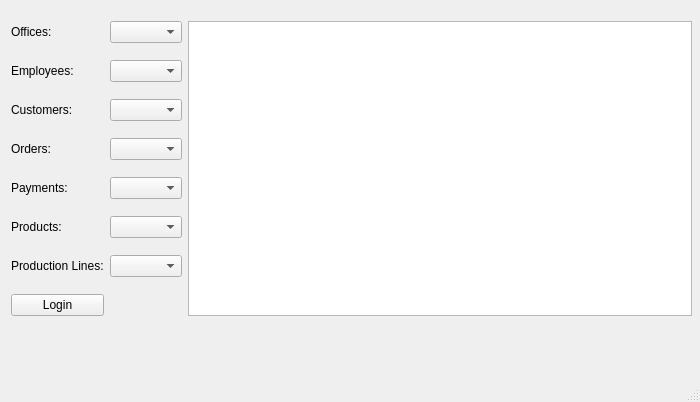
Old version of the form qt_app/mainwindow.ui in the repository mehmetrizaoz/5_product_line_automation.
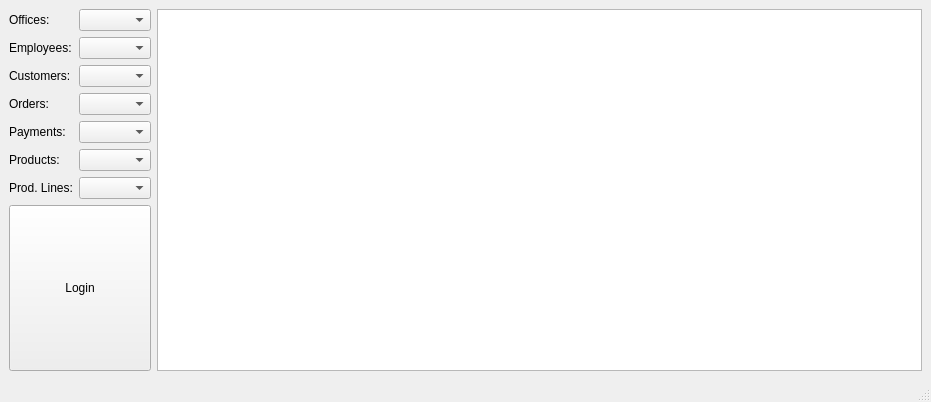
New version of the form.

Commit message: widgets properties updated

What changed in the file:
```diff
--- a/qt_app/mainwindow.ui
+++ b/qt_app/mainwindow.ui
@@ -6,58 +6,41 @@
    <rect>
     <x>0</x>
     <y>0</y>
-    <width>700</width>
+    <width>931</width>
     <height>402</height>
    </rect>
   </property>
+  <property name="sizePolicy">
+   <sizepolicy hsizetype="Expanding" vsizetype="Expanding">
+    <horstretch>0</horstretch>
+    <verstretch>0</verstretch>
+   </sizepolicy>
+  </property>
   <property name="windowTitle">
    <string>MainWindow</string>
   </property>
   <widget class="QWidget" name="centralwidget">
-   <widget class="QWidget" name="">
-    <property name="geometry">
-     <rect>
-      <x>11</x>
-      <y>10</y>
-      <width>681</width>
-      <height>320</height>
-     </rect>
-    </property>
     <layout class="QGridLayout" name="gridLayout">
-     <item row="6" column="0">
-      <widget class="QLabel" name="label_7">
-       <property name="text">
-        <string>Production Lines:</string>
-       </property>
-      </widget>
-     </item>
-     <item row="5" column="1">
-      <widget class="QComboBox" name="comboBox_6"/>
-     </item>
-     <item row="6" column="1">
-      <widget class="QComboBox" name="comboBox_7"/>
-     </item>
-     <item row="4" column="0">
-      <widget class="QLabel" name="label_5">
-       <property name="text">
-        <string>Payments:</string>
-       </property>
-      </widget>
-     </item>
      <item row="0" column="0">
-      <widget class="QLabel" name="label">
+     <widget class="QLabel" name="label_10">
+      <property name="sizePolicy">
+       <sizepolicy hsizetype="Fixed" vsizetype="Fixed">
+        <horstretch>0</horstretch>
+        <verstretch>0</verstretch>
+       </sizepolicy>
+      </property>
        <property name="text">
         <string>Offices:</string>
        </property>
       </widget>
      </item>
      <item row="0" column="1">
-      <widget class="QComboBox" name="comboBox"/>
-     </item>
-     <item row="7" column="0">
-      <widget class="QPushButton" name="pushButton_6">
-       <property name="text">
-        <string>Login</string>
+     <widget class="QComboBox" name="comboBox_01">
+      <property name="sizePolicy">
+       <sizepolicy hsizetype="Preferred" vsizetype="Fixed">
+        <horstretch>0</horstretch>
+        <verstretch>0</verstretch>
+       </sizepolicy>
        </property>
       </widget>
      </item>
@@ -66,51 +49,168 @@
        <property name="enabled">
         <bool>true</bool>
        </property>
-      </widget>
-     </item>
-     <item row="4" column="1">
-      <widget class="QComboBox" name="comboBox_5"/>
-     </item>
-     <item row="5" column="0">
-      <widget class="QLabel" name="label_6">
-       <property name="text">
-        <string>Products:</string>
+      <property name="sizePolicy">
+       <sizepolicy hsizetype="Expanding" vsizetype="Expanding">
+        <horstretch>0</horstretch>
+        <verstretch>0</verstretch>
+       </sizepolicy>
        </property>
       </widget>
      </item>
-     <item row="3" column="0">
-      <widget class="QLabel" name="label_4">
+    <item row="1" column="0">
+     <widget class="QLabel" name="label_14">
+      <property name="sizePolicy">
+       <sizepolicy hsizetype="Fixed" vsizetype="Fixed">
+        <horstretch>0</horstretch>
+        <verstretch>0</verstretch>
+       </sizepolicy>
+      </property>
        <property name="text">
-        <string>Orders:</string>
+       <string>Employees:</string>
        </property>
       </widget>
      </item>
      <item row="1" column="1">
-      <widget class="QComboBox" name="comboBox_2"/>
-     </item>
-     <item row="2" column="1">
-      <widget class="QComboBox" name="comboBox_3"/>
-     </item>
-     <item row="3" column="1">
-      <widget class="QComboBox" name="comboBox_4"/>
+     <widget class="QComboBox" name="comboBox_02">
+      <property name="sizePolicy">
+       <sizepolicy hsizetype="Preferred" vsizetype="Fixed">
+        <horstretch>0</horstretch>
+        <verstretch>0</verstretch>
+       </sizepolicy>
+      </property>
+     </widget>
      </item>
      <item row="2" column="0">
-      <widget class="QLabel" name="label_2">
+     <widget class="QLabel" name="label_11">
+      <property name="sizePolicy">
+       <sizepolicy hsizetype="Fixed" vsizetype="Fixed">
+        <horstretch>0</horstretch>
+        <verstretch>0</verstretch>
+       </sizepolicy>
+      </property>
        <property name="text">
         <string>Customers:</string>
        </property>
       </widget>
      </item>
-     <item row="1" column="0">
-      <widget class="QLabel" name="label_3">
+    <item row="2" column="1">
+     <widget class="QComboBox" name="comboBox_03">
+      <property name="sizePolicy">
+       <sizepolicy hsizetype="Preferred" vsizetype="Fixed">
+        <horstretch>0</horstretch>
+        <verstretch>0</verstretch>
+       </sizepolicy>
+      </property>
+     </widget>
+    </item>
+    <item row="3" column="0">
+     <widget class="QLabel" name="label_13">
+      <property name="sizePolicy">
+       <sizepolicy hsizetype="Fixed" vsizetype="Fixed">
+        <horstretch>0</horstretch>
+        <verstretch>0</verstretch>
+       </sizepolicy>
+      </property>
        <property name="text">
-        <string>Employees:</string>
+       <string>Orders:</string>
+      </property>
+     </widget>
+    </item>
+    <item row="3" column="1">
+     <widget class="QComboBox" name="comboBox_04">
+      <property name="sizePolicy">
+       <sizepolicy hsizetype="Preferred" vsizetype="Fixed">
+        <horstretch>0</horstretch>
+        <verstretch>0</verstretch>
+       </sizepolicy>
+      </property>
+     </widget>
+    </item>
+    <item row="4" column="0">
+     <widget class="QLabel" name="label_9">
+      <property name="sizePolicy">
+       <sizepolicy hsizetype="Fixed" vsizetype="Fixed">
+        <horstretch>0</horstretch>
+        <verstretch>0</verstretch>
+       </sizepolicy>
+      </property>
+      <property name="text">
+       <string>Payments:</string>
+      </property>
+     </widget>
+    </item>
+    <item row="4" column="1">
+     <widget class="QComboBox" name="comboBox_05">
+      <property name="sizePolicy">
+       <sizepolicy hsizetype="Preferred" vsizetype="Fixed">
+        <horstretch>0</horstretch>
+        <verstretch>0</verstretch>
+       </sizepolicy>
+      </property>
+     </widget>
+    </item>
+    <item row="5" column="0">
+     <widget class="QLabel" name="label_12">
+      <property name="sizePolicy">
+       <sizepolicy hsizetype="Fixed" vsizetype="Fixed">
+        <horstretch>0</horstretch>
+        <verstretch>0</verstretch>
+       </sizepolicy>
+      </property>
+      <property name="text">
+       <string>Products:</string>
+      </property>
+     </widget>
+    </item>
+    <item row="5" column="1">
+     <widget class="QComboBox" name="comboBox_06">
+      <property name="sizePolicy">
+       <sizepolicy hsizetype="Preferred" vsizetype="Fixed">
+        <horstretch>0</horstretch>
+        <verstretch>0</verstretch>
+       </sizepolicy>
+      </property>
+     </widget>
+    </item>
+    <item row="6" column="0">
+     <widget class="QLabel" name="label_8">
+      <property name="sizePolicy">
+       <sizepolicy hsizetype="Fixed" vsizetype="Fixed">
+        <horstretch>0</horstretch>
+        <verstretch>0</verstretch>
+       </sizepolicy>
+      </property>
+      <property name="text">
+       <string>Prod. Lines:</string>
+      </property>
+     </widget>
+    </item>
+    <item row="6" column="1">
+     <widget class="QComboBox" name="comboBox_07">
+      <property name="sizePolicy">
+       <sizepolicy hsizetype="Preferred" vsizetype="Fixed">
+        <horstretch>0</horstretch>
+        <verstretch>0</verstretch>
+       </sizepolicy>
+      </property>
+     </widget>
+    </item>
+    <item row="7" column="0" colspan="2">
+     <widget class="QPushButton" name="pushButton_01">
+      <property name="sizePolicy">
+       <sizepolicy hsizetype="Expanding" vsizetype="Expanding">
+        <horstretch>0</horstretch>
+        <verstretch>0</verstretch>
+       </sizepolicy>
+      </property>
+      <property name="text">
+       <string>Login</string>
        </property>
       </widget>
      </item>
     </layout>
    </widget>
-  </widget>
+  <widget class="QStatusBar" name="statusbar"/>
   <widget class="QMenuBar" name="menubar">
    <property name="geometry">
     <rect>
@@ -121,7 +221,6 @@
     </rect>
    </property>
   </widget>
-  <widget class="QStatusBar" name="statusbar"/>
   <action name="actionAbout">
    <property name="text">
     <string>About</string>
```
Left out of the diff: 4 changed lines with no effect on the pictures. Lines whose indentation alone changed are shown as unchanged. The commit also changes 2 other files.
